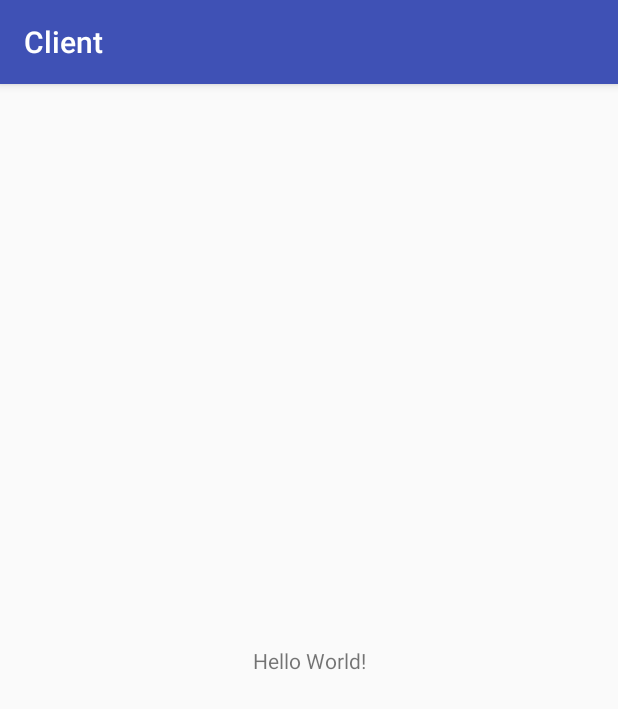
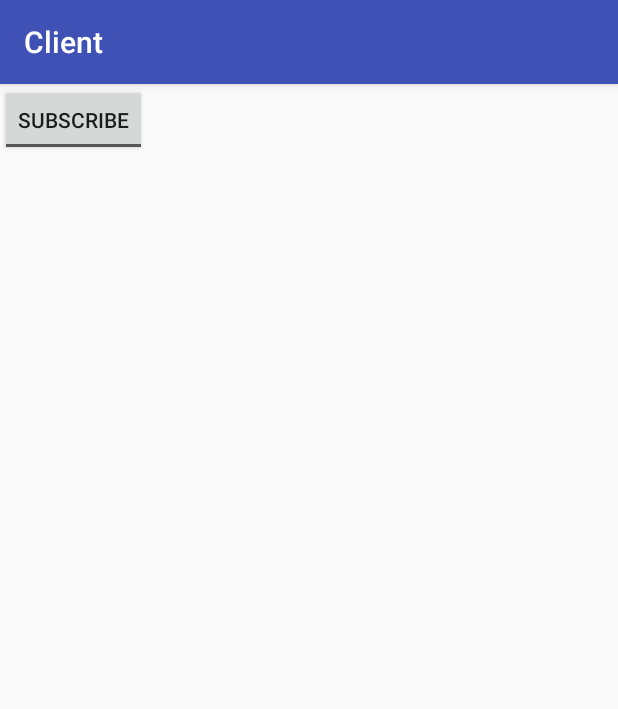
Before and after one commit to chirantan31/ExampleClient, an Android app: the screen it shows after launch (ClientActivity), on a phone screen of 412 x 824 dp. Shown: the top 709 px of the screen. Run offline under Robolectric (Android 15) with nearby library versions, the phone set to English and light mode, and no system bars.

Commit message:
Rearranging the comments

```diff
--- a/app/src/main/java/com/example/v_mahich/client/ClientActivity.java
+++ b/app/src/main/java/com/example/v_mahich/client/ClientActivity.java
@@ -12,41 +12,37 @@ import android.os.Messenger;
 import android.os.RemoteException;
 import android.support.v7.app.AppCompatActivity;
 import android.util.Log;
-import android.widget.Toast;
+import android.widget.CompoundButton;
+import android.widget.ToggleButton;
 
+
+/* A sample Activity illustrating how to request for more files/feeds
+ * to the Sneakernet Service
+ *  */
 public class ClientActivity extends AppCompatActivity {
 
     public static final String TAG = "ClientActivity";
 
     public static final int DONWLOAD_FEED = 1;
 
+    // The two kinds of requests we can send to sneakernet
     public static final int SUBSCRIBE = 1;
     public static final int UNSUBSCRIBE = 2;
 
-    Messenger mService = null;
-    boolean mBound;
-
+    // The result returned from sneakernet for the request made
+    public static final int REQUEST_SUCCESSFUL = 1;
+    public static final int REQUEST_UNSUCCESSFUL = 2;
     /**
-     * Handler of incoming messages from Sneakernet.
-     */
-    class IncomingHandler extends Handler {
-        @Override
-        public void handleMessage(Message msg) {
-            switch (msg.what) {
-                case 1:
-                    Toast.makeText(getApplicationContext(), "Client Hello!", Toast.LENGTH_SHORT).show();
-                    break;
-                default:
-                    super.handleMessage(msg);
-            }
-        }
-    }
-
-    /**
-     * Target we publish to Sneakernet to send messages to IncomingHandler.
+     * Target we publish to Sneakernet to communicate with the
+     * ClientActivity using the Incoming Handler     * .
      */
     final Messenger mMessenger = new Messenger(new IncomingHandler());
-
+    // Messenger object which allows IPC with the sneakernet service
+    Messenger mService = null;
+    // Indicator if the SneakernetService is still bound to the ClientActivity
+    boolean mBound;
+    // Button to Subscribe/Unsubscribe to feed
+    ToggleButton toggleButton;
     private ServiceConnection mConnection = new ServiceConnection() {
         public void onServiceConnected(ComponentName className, IBinder service) {
             // This is called when the connection with the service has been
@@ -57,17 +53,6 @@ public class ClientActivity extends AppCompatActivity {
             Log.i(TAG, "onServiceConnected");
             mService = new Messenger(service);
             mBound = true;
-            // Provide a unique, immutable name for this course
-            // type of feedUrl: String
-            // required
-            String feedUrl = "https://loremipsum.org";
-            // Where the files will be placed
-            // type of path: String
-            // optional. default: "Downloads" directory
-            String path = "/lorem/ipsum/video/course";
-            // A service to call when the download has been completed, to display notification and update database accordingly
-            String callbackService = "com.example.v_mahich.client.CallbackService";
-            requestFeedForDownload(feedUrl, path, callbackService);
         }
 
         public void onServiceDisconnected(ComponentName className) {
@@ -78,17 +63,24 @@ public class ClientActivity extends AppCompatActivity {
         }
     };
 
-    public void requestFeedForDownload(String feedUrl, String path, String callbackService) {
+    /* Method to send a Request to Sneakernet
+    * @param feedUrl Provide a unique, immutable name for this course
+    * @param path Where the files will be placed
+    * @param subscribeMode Whether to Subscribe/Unsubscribe to a feed
+    * @param callbackService A service to call when the download has been completed, to display
+    *                       notification and update database accordingly
+     */
+    public void sendRequestToSneakernet(String feedUrl, String path, int subscribeMode, String callbackService) {
         if (!mBound) return;
         Bundle b = new Bundle();
-        b.putInt("subscribeMode", SUBSCRIBE);
-
+        b.putInt("subscribeMode", subscribeMode);
         b.putSerializable("feedUrl", feedUrl);
         b.putSerializable("destinationPath", path);
         b.putSerializable("callUponSuccess", callbackService);
 
         // Create and send a message to the service, using a supported 'what' value
         Message msg = Message.obtain(null, DONWLOAD_FEED, 0, 0);
+        // The Messenger object which allows the Sneakernet Service to communicate with the ClientActivity
         msg.replyTo = mMessenger;
         msg.setData(b);
         try {
@@ -106,6 +98,24 @@ public class ClientActivity extends AppCompatActivity {
         i.setComponent(new ComponentName("com.example.v_mahich.server", "com.example.v_mahich.server.MyService"));
         bindService(i, mConnection,
                 Context.BIND_AUTO_CREATE);
+
+        toggleButton.setOnCheckedChangeListener(new CompoundButton.OnCheckedChangeListener() {
+            @Override
+            public void onCheckedChanged(CompoundButton compoundButton, boolean isChecked) {
+                if (!mBound) {
+                    Log.w(TAG, "Not bound to Sneakernet Service");
+                    return;
+                }
+                String feedUrl = "https://loremipsum.org";
+                String path = "/lorem/ipsum/video/course";
+                String callbackService = "com.example.v_mahich.client.CalbackService";
+                if (isChecked) {
+                    sendRequestToSneakernet(feedUrl, path, SUBSCRIBE, callbackService);
+                } else {
+                    sendRequestToSneakernet(feedUrl, path, UNSUBSCRIBE, callbackService);
+                }
+            }
+        });
     }
 
     @Override
@@ -122,5 +132,26 @@ public class ClientActivity extends AppCompatActivity {
     protected void onCreate(Bundle savedInstanceState) {
         super.onCreate(savedInstanceState);
         setContentView(R.layout.activity_main);
+        toggleButton = findViewById(R.id.toggleButton);
+    }
+
+    /**
+     * Handler of incoming messages from SneakernetService.
+     * This returns the result of our request to subscribe/unsubscribe to a field.
+     */
+    class IncomingHandler extends Handler {
+        @Override
+        public void handleMessage(Message msg) {
+            switch (msg.what) {
+                case REQUEST_SUCCESSFUL:
+                    Log.i(TAG, "Request completed Successfully.");
+                    break;
+                case REQUEST_UNSUCCESSFUL:
+                    Log.i(TAG, "Request failed.");
+                    break;
+                default:
+                    super.handleMessage(msg);
+            }
+        }
     }
 }
--- a/app/src/main/res/layout/activity_main.xml
+++ b/app/src/main/res/layout/activity_main.xml
@@ -1,18 +1,15 @@
 <?xml version="1.0" encoding="utf-8"?>
 <android.support.constraint.ConstraintLayout xmlns:android="http://schemas.android.com/apk/res/android"
-    xmlns:app="http://schemas.android.com/apk/res-auto"
     xmlns:tools="http://schemas.android.com/tools"
     android:layout_width="match_parent"
     android:layout_height="match_parent"
     tools:context="com.example.v_mahich.client.ClientActivity">
 
-    <TextView
+    <ToggleButton
+        android:id="@+id/toggleButton"
         android:layout_width="wrap_content"
         android:layout_height="wrap_content"
-        android:text="Hello World!"
-        app:layout_constraintBottom_toBottomOf="parent"
-        app:layout_constraintLeft_toLeftOf="parent"
-        app:layout_constraintRight_toRightOf="parent"
-        app:layout_constraintTop_toTopOf="parent" />
+        android:textOn="Unsubscribe"
+        android:textOff="Subscribe"/>
 
 </android.support.constraint.ConstraintLayout>
```
Also changed, not shown: app/src/main/java/com/example/v_mahich/client/CallbackService.java (+16 -2 lines).
